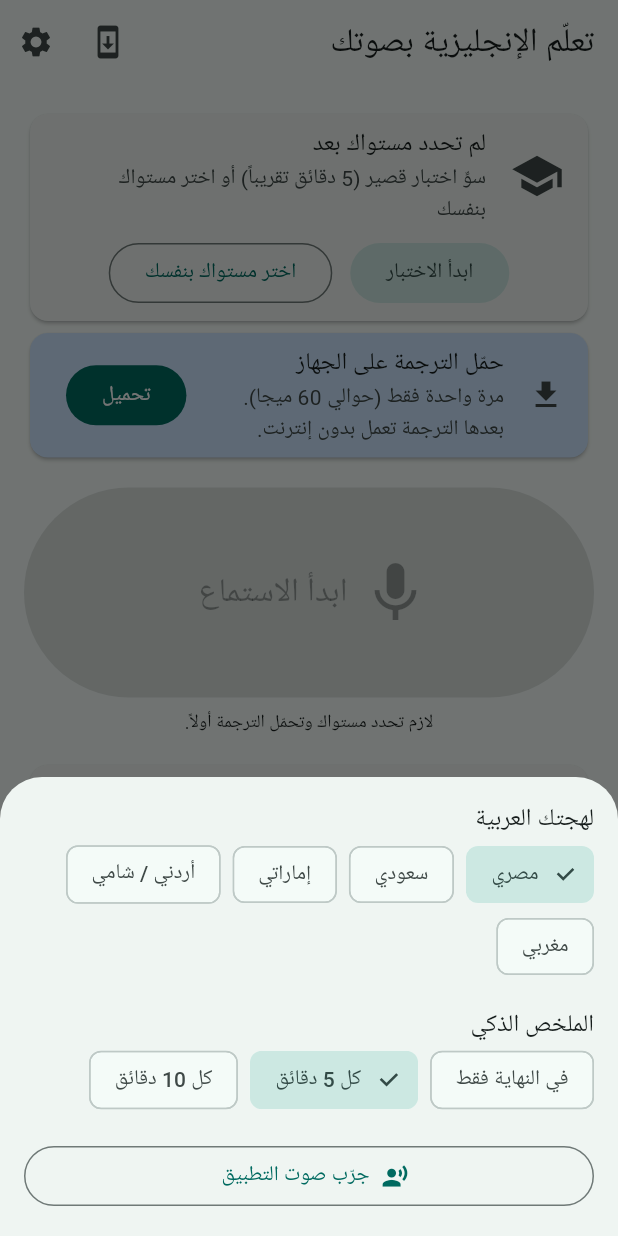
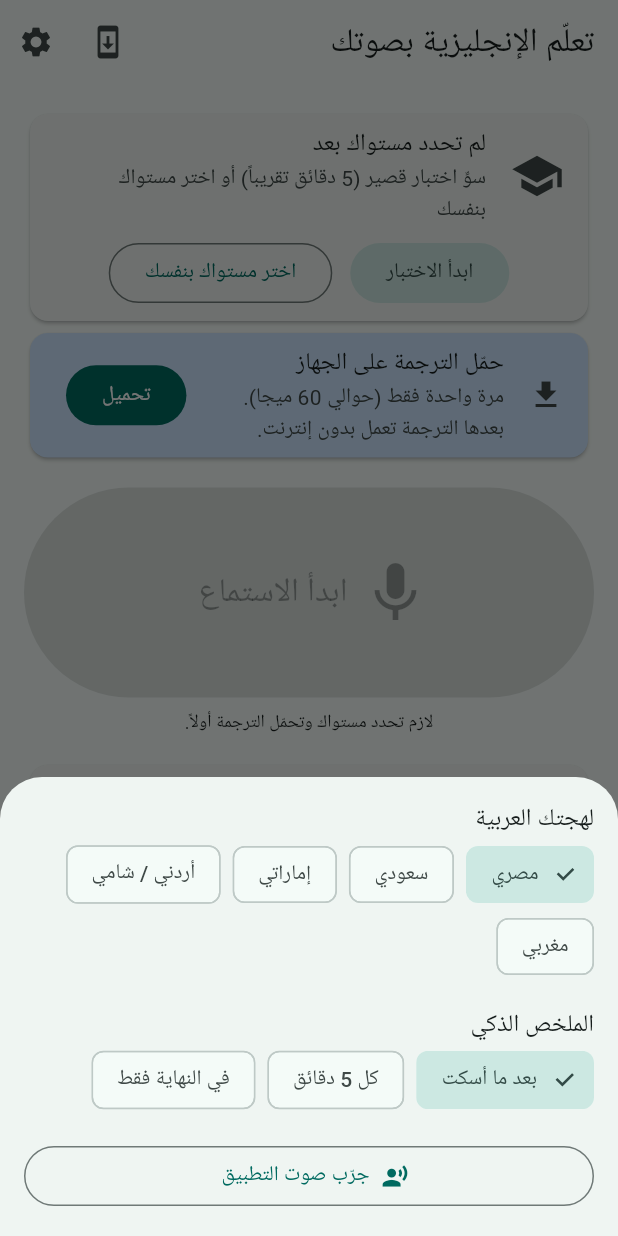
Before and after one commit to gamalelsayed-hub/lingo-voice, a Flutter app: the HomeScreen screen opened directly, after a tap on the "settings" icon, on a phone screen of 412 x 824 dp. Run offline on Flutter 3.47's test engine with Material 3 defaults, Android fonts, the phone set to English and light mode, and no system bars; our stand-ins replace flutter_tts, package_info_plus, shared_preferences, speech_to_text; missing offline and left inert: flutter_foreground_task, google_mlkit_translation, ota_update; accounts and stored records are empty; network calls fail.

```diff
--- a/lib/main.dart
+++ b/lib/main.dart
@@ -1,12 +1,15 @@
 import 'package:flutter/material.dart';
+import 'package:flutter_foreground_task/flutter_foreground_task.dart';
 import 'package:flutter_localizations/flutter_localizations.dart';
 
 import 'screens/home_screen.dart';
+import 'services/background_service.dart';
 import 'services/store.dart';
 
 Future<void> main() async {
   WidgetsFlutterBinding.ensureInitialized();
   await Store.load();
+  BackgroundService.init();
   runApp(const LingoVoiceApp());
 }
 
@@ -31,7 +34,7 @@ class LingoVoiceApp extends StatelessWidget {
         brightness: Brightness.dark,
         useMaterial3: true,
       ),
-      home: const HomeScreen(),
+      home: const WithForegroundTask(child: HomeScreen()),
     );
   }
 }
--- a/lib/screens/home_screen.dart
+++ b/lib/screens/home_screen.dart
@@ -3,6 +3,7 @@ import 'package:flutter/services.dart';
 import 'package:ota_update/ota_update.dart';
 
 import '../data/levels.dart';
+import '../services/listen_session.dart';
 import '../services/store.dart';
 import '../services/translation_service.dart';
 import '../services/update_service.dart';
@@ -282,13 +283,13 @@ class _HomeScreenState extends State<HomeScreen> {
             height: 140,
             child: FilledButton.icon(
               icon: const Icon(Icons.mic, size: 48),
-              label: const Text(
-                'ابدأ الاستماع',
-                style: TextStyle(fontSize: 22),
+              label: Text(
+                ListenSession.isRunning ? 'يسمعك الآن (افتح)' : 'ابدأ الاستماع',
+                style: const TextStyle(fontSize: 22),
               ),
               onPressed: level == null || !_modelsReady
                   ? null
-                  : () => _open(ListenScreen(level: level)),
+                  : () => _open(ListenScreen(level: level, autoStart: true)),
             ),
           ),
           if (level == null || !_modelsReady)
@@ -367,9 +368,13 @@ class _HomeScreenState extends State<HomeScreen> {
               Wrap(
                 spacing: 8,
                 children: [
-                  for (final m in const [0, 5, 10])
+                  for (final m in const [-1, 5, 0])
                     ChoiceChip(
-                      label: Text(m == 0 ? 'في النهاية فقط' : 'كل $m دقائق'),
+                      label: Text(switch (m) {
+                        -1 => 'بعد ما أسكت',
+                        0 => 'في النهاية فقط',
+                        _ => 'كل $m دقائق',
+                      }),
                       selected: _store.summaryMinutes == m,
                       onSelected: (_) =>
                           setSheet(() => _store.summaryMinutes = m),
--- a/lib/services/store.dart
+++ b/lib/services/store.dart
@@ -38,9 +38,10 @@ class Store {
   String get dialect => _prefs.getString('dialect') ?? 'ar_EG';
   set dialect(String value) => _prefs.setString('dialect', value);
 
-  /// Minutes between smart summaries while listening; 0 means only at the end.
-  int get summaryMinutes => _prefs.getInt('summaryMinutes') ?? 5;
-  set summaryMinutes(int value) => _prefs.setInt('summaryMinutes', value);
+  /// When the smart summary is read: -1 after the learner goes quiet,
+  /// 0 only at the end, otherwise every that many minutes.
+  int get summaryMinutes => _prefs.getInt('summaryEvery') ?? -1;
+  set summaryMinutes(int value) => _prefs.setInt('summaryEvery', value);
 
   bool get instantMode => _prefs.getBool('instantMode') ?? false;
   set instantMode(bool value) => _prefs.setBool('instantMode', value);
--- a/pubspec.yaml
+++ b/pubspec.yaml
@@ -43,6 +43,7 @@ dependencies:
   ota_update: ^7.1.0
   package_info_plus: ^10.2.2
   http: ^1.6.0
+  flutter_foreground_task: ^11.0.3
 dev_dependencies:
   flutter_test:
     sdk: flutter
```
Also changed, not shown: lib/screens/listen_screen.dart (+10 -6 lines), lib/services/background_service.dart (added, +88 -0 lines), lib/services/listen_session.dart (+84 -3 lines), lib/services/speech_service.dart (+20 -0 lines), pubspec.lock, 3 other files.
